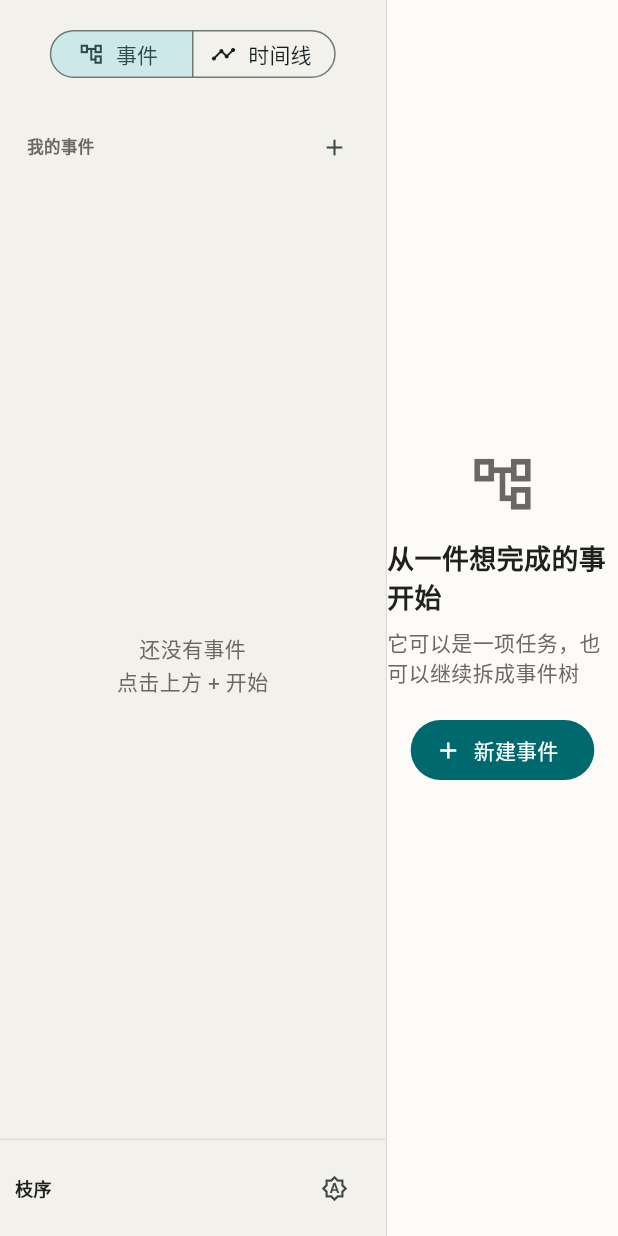
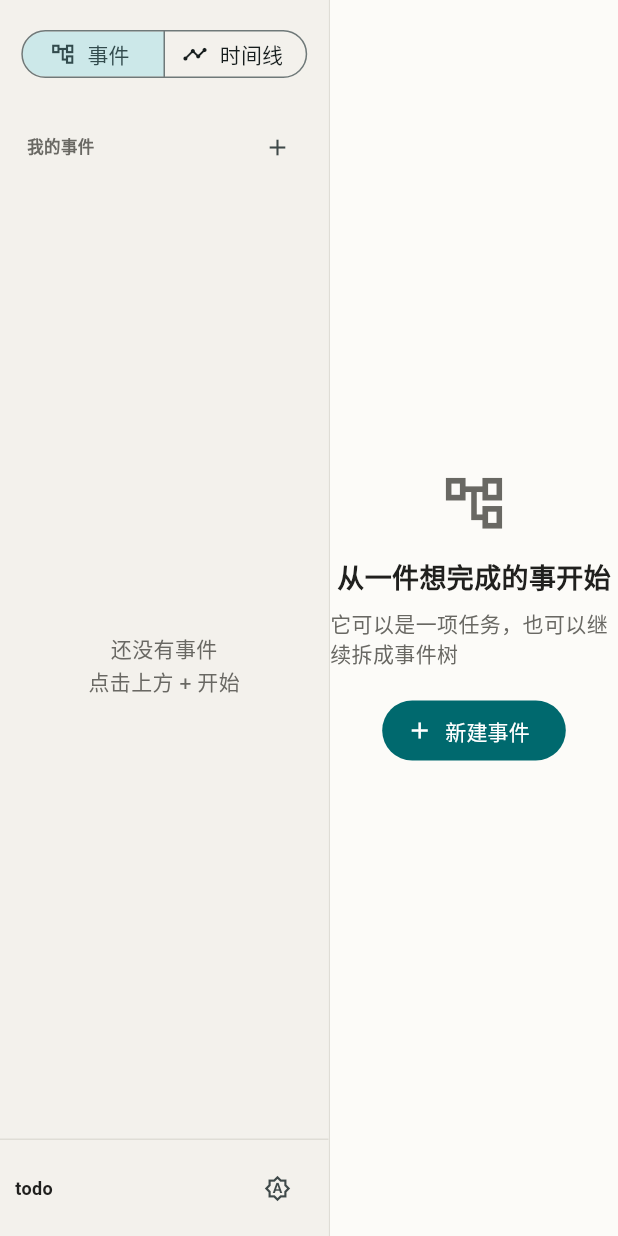
Before and after one commit to lmyybh/best_todo_list, a Flutter app: the screen it shows after launch, on a phone screen of 412 x 824 dp. Run offline on Flutter 3.47's test engine with Material 3 defaults, Android fonts, the phone set to English and light mode, and no system bars; our stand-ins replace sqflite_common_ffi; accounts and stored records are empty.

Commit message:
feat: refine adaptive desktop UI

```diff
--- a/lib/app/app.dart
+++ b/lib/app/app.dart
@@ -16,7 +16,7 @@ class TodoApp extends StatelessWidget {
       listenable: controller,
       builder: (context, _) => MaterialApp(
         debugShowCheckedModeBanner: false,
-        title: '枝序',
+        title: 'todo',
         locale: const Locale('zh', 'CN'),
         supportedLocales: const <Locale>[Locale('zh', 'CN'), Locale('en')],
         localizationsDelegates: const <LocalizationsDelegate<dynamic>>[
--- /dev/null
+++ b/lib/ui/adaptive/desktop_app_shell.dart
@@ -0,0 +1,35 @@
+import 'package:flutter/material.dart';
+
+class DesktopAppShell extends StatelessWidget {
+  const DesktopAppShell({
+    required this.sidebarBuilder,
+    required this.body,
+    super.key,
+  });
+
+  final Widget Function(BuildContext context, double width) sidebarBuilder;
+  final Widget body;
+
+  static const double minimumSupportedWidth = 720;
+  static const double _minimumSidebarWidth = 220;
+  static const double _maximumSidebarWidth = 258;
+
+  @override
+  Widget build(BuildContext context) => LayoutBuilder(
+    builder: (context, constraints) {
+      final availableWidth = constraints.maxWidth.isFinite
+          ? constraints.maxWidth
+          : minimumSupportedWidth;
+      final sidebarWidth = (availableWidth * 0.24).clamp(
+        _minimumSidebarWidth,
+        _maximumSidebarWidth,
+      );
+      return Row(
+        children: <Widget>[
+          sidebarBuilder(context, sidebarWidth),
+          Expanded(child: body),
+        ],
+      );
+    },
+  );
+}
--- a/lib/ui/common/create_node_dialog.dart
+++ b/lib/ui/common/create_node_dialog.dart
@@ -21,7 +21,7 @@ class _CreateNodeDialogState extends State<CreateNodeDialog> {
   }
 
   @override
-  Widget build(BuildContext context) => AlertDialog(
+  Widget build(BuildContext context) => AlertDialog.adaptive(
     title: Text(widget.title),
     content: TextField(
       controller: _controller,
--- a/lib/ui/events/event_view.dart
+++ b/lib/ui/events/event_view.dart
@@ -259,7 +259,7 @@ class _EventHeader extends StatelessWidget {
                           child: Stack(
                             fit: StackFit.expand,
                             children: <Widget>[
-                              CircularProgressIndicator(
+                              CircularProgressIndicator.adaptive(
                                 value: leaves.isEmpty
                                     ? 0
                                     : completedCount / leaves.length,
@@ -580,7 +580,7 @@ Future<void> _deleteSelected(
 ) async {
   final confirmed = await showDialog<bool>(
     context: context,
-    builder: (context) => AlertDialog(
+    builder: (context) => AlertDialog.adaptive(
       title: const Text('删除这个事件？'),
       content: const Text('它的所有子任务也会一起删除。你可以在提示消失前撤销。'),
       actions: <Widget>[
--- a/lib/ui/home_shell.dart
+++ b/lib/ui/home_shell.dart
@@ -2,6 +2,7 @@ import 'package:flutter/material.dart';
 
 import '../app/app_controller.dart';
 import '../app/app_theme.dart';
+import 'adaptive/desktop_app_shell.dart';
 import 'events/event_view.dart';
 import 'sidebar.dart';
 import 'timeline/timeline_view.dart';
@@ -14,7 +15,9 @@ class HomeShell extends StatelessWidget {
   @override
   Widget build(BuildContext context) {
     if (controller.loading) {
-      return const Scaffold(body: Center(child: CircularProgressIndicator()));
+      return const Scaffold(
+        body: Center(child: CircularProgressIndicator.adaptive()),
+      );
     }
 
     return Scaffold(
@@ -35,15 +38,12 @@ class HomeShell extends StatelessWidget {
               ],
             ),
           Expanded(
-            child: Row(
-              children: <Widget>[
-                AppSidebar(controller: controller),
-                Expanded(
-                  child: controller.view == AppView.events
-                      ? EventView(controller: controller)
-                      : TimelineView(controller: controller),
-                ),
-              ],
+            child: DesktopAppShell(
+              sidebarBuilder: (context, width) =>
+                  AppSidebar(controller: controller, width: width),
+              body: controller.view == AppView.events
+                  ? EventView(controller: controller)
+                  : TimelineView(controller: controller),
             ),
           ),
         ],
--- a/lib/ui/timeline/timeline_view.dart
+++ b/lib/ui/timeline/timeline_view.dart
@@ -80,7 +80,7 @@ class TimelineView extends StatelessWidget {
                 label: '显示已完成任务',
                 child: Row(
                   children: <Widget>[
-                    Switch(
+                    Switch.adaptive(
                       value: controller.showCompleted,
                       onChanged: controller.setShowCompleted,
                     ),
```
Also changed, not shown: lib/ui/adaptive/desktop_context_menu.dart (added, +30 -0 lines), lib/ui/common/node_tile.dart (+18 -13 lines), lib/ui/sidebar.dart (+133 -5 lines), 7 other files.
